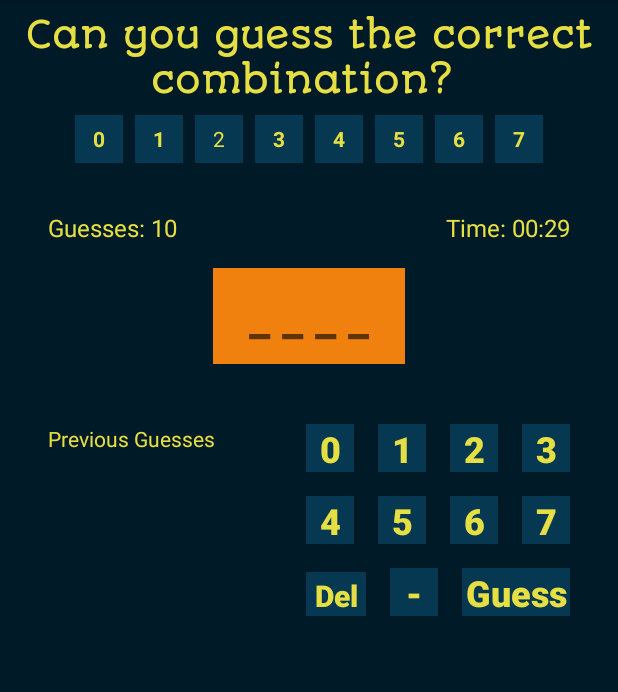
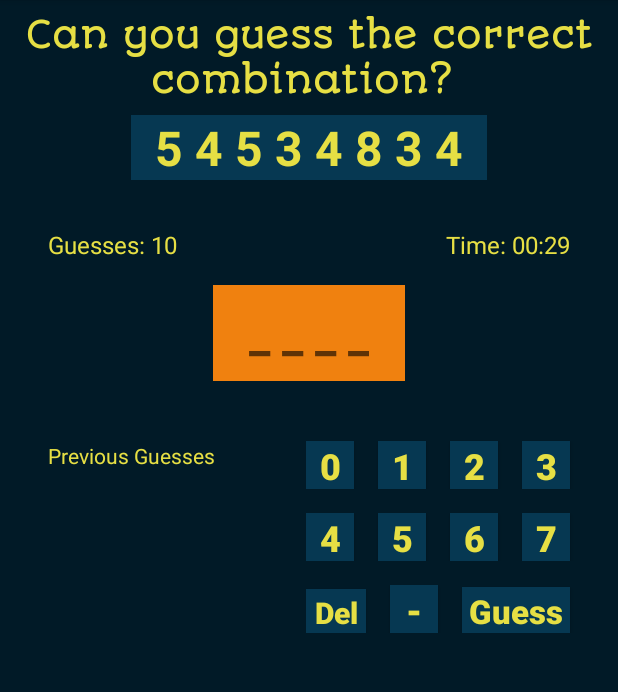
Before and after one commit to InquisitiveMindHasToKnow/Mastermind, an Android app: the MainActivity screen opened directly, with no data from a screen before it, on a phone screen of 412 x 824 dp, the part 84-776 px from its top. Run offline under Robolectric (Android 15) with nearby library versions, the phone set to English and light mode, and no system bars.

Commit message:
Successful response using OKHttp to get random numbers.

```diff
--- a/app/build.gradle
+++ b/app/build.gradle
@@ -29,6 +29,7 @@ dependencies {
 
     implementation 'com.squareup.retrofit2:retrofit:2.6.2'
     implementation 'com.squareup.retrofit2:converter-gson:2.6.0'
+    implementation 'com.squareup.okhttp3:okhttp:4.3.1'
 
     implementation 'com.android.support:design:28.0.0'
 }
--- a/app/src/main/AndroidManifest.xml
+++ b/app/src/main/AndroidManifest.xml
@@ -1,6 +1,8 @@
 <?xml version="1.0" encoding="utf-8"?>
 <manifest xmlns:android="http://schemas.android.com/apk/res/android"
     package="org.ohmstheresistance.mastermind">
+
+    <uses-permission android:name="android.permission.INTERNET" />
 
     <application
         android:allowBackup="true"
--- a/app/src/main/java/org/ohmstheresistance/mastermind/activities/MainActivity.java
+++ b/app/src/main/java/org/ohmstheresistance/mastermind/activities/MainActivity.java
@@ -12,7 +12,14 @@ import android.widget.Toast;
 
 import org.ohmstheresistance.mastermind.R;
 
+import java.io.IOException;
 import java.util.Locale;
+
+import okhttp3.Call;
+import okhttp3.Callback;
+import okhttp3.OkHttpClient;
+import okhttp3.Request;
+import okhttp3.Response;
 
 public class MainActivity extends AppCompatActivity implements View.OnClickListener {
 
@@ -22,6 +29,9 @@ public class MainActivity extends AppCompatActivity implements View.OnClickListe
     private TextView previousGuessesHeaderTextView;
     private TextView guessesRemainingTextView;
     private TextView countDownTimerTextView;
+    private TextView randomNumbersTextView;
+    private TextView randomNumbersTextViewTwo;
+
     private Button zeroButton;
     private Button oneButton;
     private Button twoButton;
@@ -38,6 +48,8 @@ public class MainActivity extends AppCompatActivity implements View.OnClickListe
     private int totalGuesses = 10;
     private long timeLeftInMillis;
 
+    private String randomNumbersResponse;
+
 
     @Override
     protected void onCreate(Bundle savedInstanceState) {
@@ -47,6 +59,7 @@ public class MainActivity extends AppCompatActivity implements View.OnClickListe
         timeLeftInMillis = COUNTDOWN_TIMER_IN_MILLIS;
 
         setUpViews();
+        getRandomNumbers();
         startCountDown();
     }
 
@@ -56,6 +69,8 @@ public class MainActivity extends AppCompatActivity implements View.OnClickListe
         previousGuessesHeaderTextView = findViewById(R.id.previous_guesses_header_textview);
         guessesRemainingTextView = findViewById(R.id.remaining_guess_count_textview);
         countDownTimerTextView = findViewById(R.id.countdown_timer_textview);
+        randomNumbersTextView = findViewById(R.id.random_numbers_textview);
+        randomNumbersTextViewTwo = findViewById(R.id.random_numbers_textview_two);
 
         zeroButton = findViewById(R.id.zero_button);
         oneButton = findViewById(R.id.one_button);
@@ -79,6 +94,7 @@ public class MainActivity extends AppCompatActivity implements View.OnClickListe
         sevenButton.setOnClickListener(this);
         deleteButton.setOnClickListener(this);
         guessButton.setOnClickListener(this);
+
     }
 
     @Override
@@ -135,8 +151,22 @@ public class MainActivity extends AppCompatActivity implements View.OnClickListe
 
             case R.id.guess_button:
 
+
                 if (totalGuesses > 0) {
+
+                    if(userGuessEditText.getText().toString().length() < 4 && userGuessEditText.getText().toString().length() >= 1 ){
+                        Toast.makeText(this, "Please enter a 4 digit combination.", Toast.LENGTH_SHORT).show();
+                        return;
+                    }
+                    if(userGuessEditText.getText().toString().isEmpty()){
+                        Toast.makeText(this, "Please enter a valid entry.", Toast.LENGTH_SHORT).show();
+
+                        return;
+                    }
+
                     totalGuesses--;
+                    guessesRemainingTextView.setText(totalGuesses + "");
+
                 } else {
 
                     guessButton.setEnabled(false);
@@ -144,6 +174,47 @@ public class MainActivity extends AppCompatActivity implements View.OnClickListe
                 }
                 break;
         }
+    }
+
+    private void getRandomNumbers(){
+        OkHttpClient client = new OkHttpClient();
+
+        String url = "https://www.random.org/integers/?num=4&min=0&max=7&col=4&base=10&format=plain&rnd=new";
+
+        String baseOfNumers = "10";
+        String col = "1";
+        String num = "4";
+        String minNum = "0";
+        String maxNum = "7";
+        String format = "plain";
+        String rnd = "new";
+
+
+        Request request = new Request.Builder()
+                .url(url)
+                .build();
+
+        client.newCall(request).enqueue(new Callback() {
+            @Override
+            public void onFailure(Call call, IOException e) {
+                e.printStackTrace();
+            }
+
+            @Override
+            public void onResponse(Call call, Response response) throws IOException {
+                if (response.isSuccessful()) {
+                    randomNumbersResponse = response.body().string();
+
+                    MainActivity.this.runOnUiThread(new Runnable() {
+                        @Override
+                        public void run() {
+                            randomNumbersTextView.setText(randomNumbersResponse);
+                            randomNumbersTextViewTwo.setText(randomNumbersResponse);
+                        }
+                    });
+                }
+            }
+        });
     }
 
     private void startCountDown() {
--- a/app/src/main/res/layout/activity_main.xml
+++ b/app/src/main/res/layout/activity_main.xml
@@ -22,95 +22,41 @@
         android:textSize="24sp" />
 
     <LinearLayout
-        android:id="@+id/numbers_selected_textview"
-        android:layout_width="match_parent"
+        android:layout_width="wrap_content"
         android:layout_height="wrap_content"
-        android:layout_marginStart="16dp"
-        android:layout_marginEnd="16dp"
+        android:layout_gravity="center_horizontal"
         android:gravity="center_horizontal"
         android:orientation="horizontal">
 
-        <TextView
-            android:layout_width="32dp"
-            android:layout_height="32dp"
-            android:background="@color/colorPrimary"
-            android:gravity="center"
-            android:textStyle="bold"
-            android:text="0"
-            android:textColor="@color/textColor" />
-
-        <TextView
-            android:layout_width="32dp"
-            android:layout_height="32dp"
-            android:layout_marginStart="8dp"
-            android:background="@color/colorPrimary"
-            android:gravity="center"
-            android:textStyle="bold"
-            android:text="1"
-            android:textColor="@color/textColor" />
-
-        <TextView
-            android:layout_width="32dp"
-            android:layout_height="32dp"
-            android:layout_marginStart="8dp"
-            android:background="@color/colorPrimary"
-            android:gravity="center"
-            android:text="2"
-            android:textColor="@color/textColor" />
-
-        <TextView
-            android:layout_width="32dp"
-            android:layout_height="32dp"
-            android:layout_marginStart="8dp"
-            android:background="@color/colorPrimary"
-            android:gravity="center"
-            android:textStyle="bold"
-            android:text="3"
-            android:textColor="@color/textColor" />
-
-        <TextView
-            android:layout_width="32dp"
-            android:layout_height="32dp"
-            android:layout_marginStart="8dp"
-            android:background="@color/colorPrimary"
-            android:gravity="center"
-            android:textStyle="bold"
-            android:text="4"
-            android:textColor="@color/textColor" />
-
-        <TextView
-            android:layout_width="32dp"
-            android:layout_height="32dp"
-            android:layout_marginStart="8dp"
-            android:background="@color/colorPrimary"
-            android:gravity="center"
-            android:textStyle="bold"
-            android:text="5"
-            android:textColor="@color/textColor" />
+    <TextView
+        android:id="@+id/random_numbers_textview"
+        android:layout_width="wrap_content"
+        android:layout_height="wrap_content"
+        android:textColor="@color/textColor"
+        android:paddingStart="16dp"
+        android:paddingEnd="4dp"
+        android:text="5 4 5 3"
+        android:textStyle="bold"
+        android:gravity="center"
+        android:textSize="32sp"
+        android:background="@color/colorPrimary"/>
 
 
         <TextView
-            android:layout_width="32dp"
-            android:layout_height="32dp"
-            android:layout_marginStart="8dp"
-            android:background="@color/colorPrimary"
+            android:id="@+id/random_numbers_textview_two"
+            android:layout_width="wrap_content"
+            android:layout_height="wrap_content"
+            android:textColor="@color/textColor"
+            android:paddingStart="4dp"
+            android:paddingEnd="16dp"
+            android:text="4 8 3 4"
+            android:textStyle="bold"
+            android:layout_gravity="center_horizontal"
             android:gravity="center"
-            android:text="6"
-            android:textStyle="bold"
-            android:textColor="@color/textColor" />
+            android:textSize="32sp"
+            android:background="@color/colorPrimary"/>
 
-        <TextView
-            android:layout_width="32dp"
-            android:layout_height="32dp"
-            android:layout_marginStart="8dp"
-            android:background="@color/colorPrimary"
-            android:gravity="center"
-            android:textStyle="bold"
-            android:text="7"
-            android:textColor="@color/textColor" />
-
-
-    </LinearLayout>
+</LinearLayout>
 
     <RelativeLayout
         android:layout_width="match_parent"
@@ -367,7 +313,7 @@
                 android:text="@string/guess_button_text"
                 android:textAllCaps="false"
                 android:textColor="@color/textColor"
-                android:textSize="24sp"
+                android:textSize="22sp"
                 android:textStyle="bold" />
 
 
```
